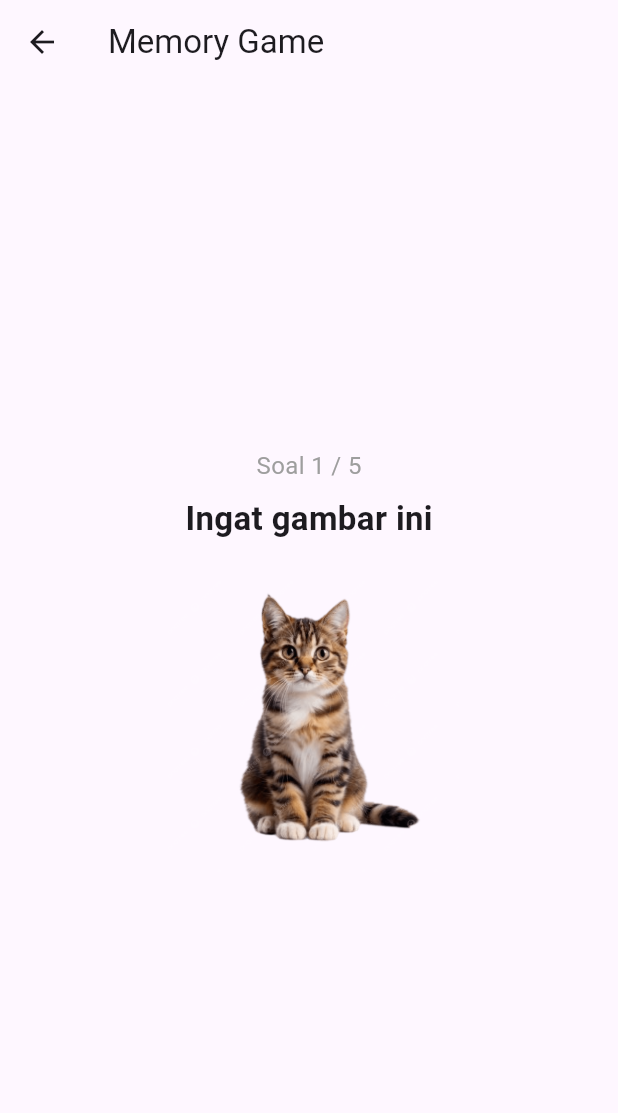
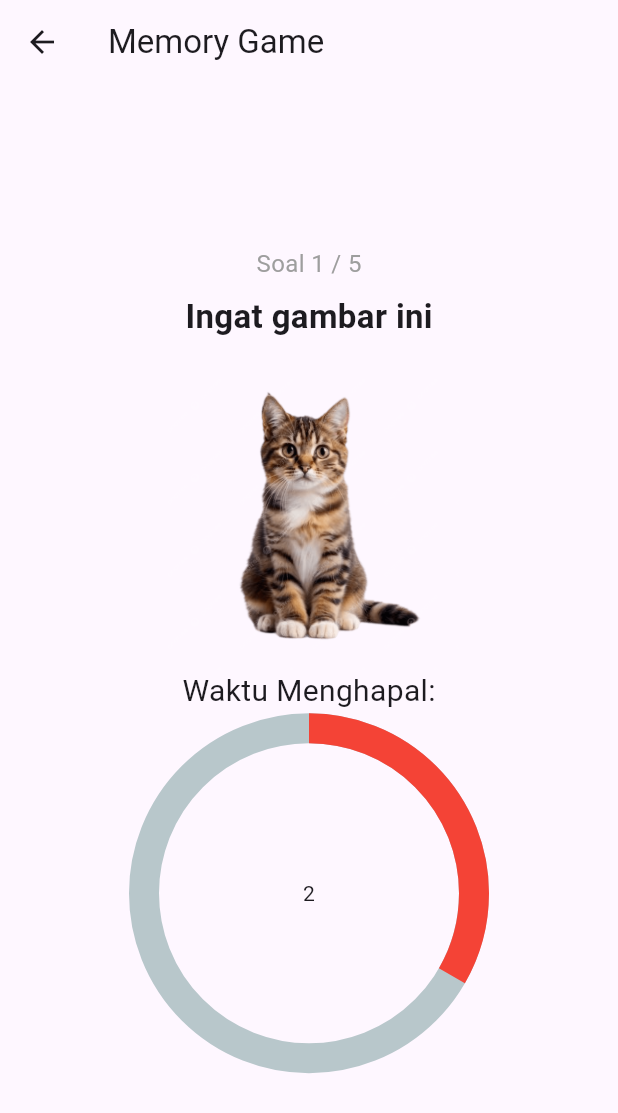
Before and after one commit to Hanw20/LibilCab2_ET, a Flutter app: the Hasil screen opened directly with empty values, after a tap on "Play Again", on a phone screen of 412 x 824 dp. Shown: the top 1113 px of the screen. Run offline on Flutter 3.47's test engine with Material 3 defaults, Android fonts, the phone set to English and light mode, and no system bars; drawn by our look-alikes of percent_indicator; our stand-ins replace shared_preferences; accounts and stored records are empty.

Commit message:
betulin sikit

```diff
--- a/lib/class/question.dart
+++ b/lib/class/question.dart
@@ -2,12 +2,10 @@ class Question {
   final String kategory;
   final List<String> pilihan;
   final String jawaban;
-  final String level;
 
   Question({
     required this.kategory,
     required this.pilihan,
     required this.jawaban,
-    required this.level,
   });
 }
--- a/lib/game.dart
+++ b/lib/game.dart
@@ -1,10 +1,9 @@
 import 'package:flutter/material.dart';
 import 'package:projectuts_libilcab2/hasil.dart';
-
 import 'dart:async';
 import 'package:shared_preferences/shared_preferences.dart';
-import 'highscore.dart';
 import 'package:projectuts_libilcab2/class/question.dart';
+import 'package:percent_indicator/percent_indicator.dart';
 
 String active_user = "";
 
@@ -41,27 +40,28 @@ class Game extends StatefulWidget {
 
 class _GameState extends State<Game> {
   Timer? _timer;
-  int _timeLeft = 30;
-  final int _initTime = 30;
-  int _correctAnswers = 0;
+  int _waktuGame = 30;
+  final int _setWaktuGame = 30;
+  int _jumlahJawabanBenar = 0;
+  int _waktuHapal = 3;
+  final int _setWaktuHapal = 3;
 
-  int _questionIndex = 0;
+  int _indexSoal = 0;
   int _score = 0;
   bool _isGameOver = false;
 
   bool _isMemorizing = true;
   int _memoryIndex = 0;
 
-  List<String> _memoryImages = [];
-  List<Question> _questions = [];
+  List<String> _listGambar = [];
+  List<Question> _soal = [];
 
   // ================= FIX JUMLAH SOAL =================
-  int get _totalQuestions => 5;
+  int get _totalSoal => 5;
 
   List<Question> bankSoal = [
     Question(
       kategory: "mobil",
-      level: "",
       pilihan: [
         "assets/images/mobil1.png",
         "assets/images/mobil2.png",
@@ -72,7 +72,6 @@ class _GameState extends State<Game> {
     ),
     Question(
       kategory: "apel",
-      level: "",
       pilihan: [
         "assets/images/apel1.png",
         "assets/images/apel2.png",
@@ -83,7 +82,6 @@ class _GameState extends State<Game> {
     ),
     Question(
       kategory: "pensil",
-      level: "",
       pilihan: [
         "assets/images/pensil1.png",
         "assets/images/pensil2.png",
@@ -94,7 +92,6 @@ class _GameState extends State<Game> {
     ),
     Question(
       kategory: "bola",
-      level: "",
       pilihan: [
         "assets/images/bola1.png",
         "assets/images/bola2.png",
@@ -105,7 +102,6 @@ class _GameState extends State<Game> {
     ),
     Question(
       kategory: "sepatu",
-      level: "",
       pilihan: [
         "assets/images/sepatu1.png",
         "assets/images/sepatu2.png",
@@ -116,7 +112,6 @@ class _GameState extends State<Game> {
     ),
     Question(
       kategory: "kucing",
-      level: "",
       pilihan: [
         "assets/images/kucing1.png",
         "assets/images/kucing2.png",
@@ -127,7 +122,6 @@ class _GameState extends State<Game> {
     ),
     Question(
       kategory: "rumah",
-      level: "",
       pilihan: [
         "assets/images/rumah1.png",
         "assets/images/rumah2.png",
@@ -138,7 +132,6 @@ class _GameState extends State<Game> {
     ),
     Question(
       kategory: "bunga",
-      level: "",
       pilihan: [
         "assets/images/bunga1.png",
         "assets/images/bunga2.png",
@@ -149,7 +142,6 @@ class _GameState extends State<Game> {
     ),
     Question(
       kategory: "pohon",
-      level: "",
       pilihan: [
         "assets/images/pohon1.png",
         "assets/images/pohon2.png",
@@ -160,7 +152,6 @@ class _GameState extends State<Game> {
     ),
     Question(
       kategory: "buku",
-      level: "",
       pilihan: [
         "assets/images/buku1.png",
         "assets/images/buku2.png",
@@ -186,33 +177,23 @@ class _GameState extends State<Game> {
   }
 
   void setupGame() {
-    _questions.clear();
-    _memoryImages.clear();
+    _soal.clear();
+    _listGambar.clear();
 
     // ================= RANDOM SEMUA SOAL =================
     List<Question> filtered = List.from(bankSoal);
     filtered.shuffle();
-    filtered = filtered.take(_totalQuestions).toList();
+    filtered = filtered.take(_totalSoal).toList();
 
     for (var q in filtered) {
       List<String> imgs = List.from(q.pilihan);
       imgs.shuffle();
-
-      // ✅ FIX: jawaban = gambar pertama (konsisten dengan memory)
       String correct = imgs[0];
-
       List<String> options = List.from(imgs)..shuffle();
-
-      _questions.add(
-        Question(
-          kategory: q.kategory,
-          level: "",
-          pilihan: options,
-          jawaban: correct,
-        ),
+      _soal.add(
+        Question(kategory: q.kategory, pilihan: options, jawaban: correct),
       );
-
-      _memoryImages.add(correct);
+      _listGambar.add(correct);
     }
 
     startMemorizing();
@@ -220,11 +201,17 @@ class _GameState extends State<Game> {
 
   // ================= MEMORY =================
   void startMemorizing() async {
-    for (int i = 0; i < _memoryImages.length; i++) {
+    for (int i = 0; i < _listGambar.length; i++) {
       setState(() {
         _memoryIndex = i;
+        _waktuHapal = _setWaktuHapal;
       });
-      await Future.delayed(const Duration(seconds: 2));
+      for (int t = _setWaktuHapal; t >= 0; t--) {
+        setState(() {
+          _waktuHapal = t;
+        });
+        await Future.delayed(const Duration(seconds: 1));
+      }
     }
 
     setState(() {
@@ -236,15 +223,15 @@ class _GameState extends State<Game> {
 
   // ================= TIMER =================
   void startTimer() {
-    _timer?.cancel(); // FIX
-    _timeLeft = _initTime;
+    _timer?.cancel();
+    _waktuGame = _setWaktuGame;
 
     _timer = Timer.periodic(const Duration(seconds: 1), (timer) {
       setState(() {
-        _timeLeft--;
+        _waktuGame--;
 
-        if (_timeLeft == 0) {
-          nextQuestion();
+        if (_waktuGame == 0) {
+          nextSoal();
         }
       });
     });
@@ -254,23 +241,23 @@ class _GameState extends State<Game> {
   void answer(String selected) {
     _timer?.cancel();
 
-    if (selected == _questions[_questionIndex].jawaban) {
-      _score += _timeLeft;
-      _correctAnswers++; // TAMBAH INI
+    if (selected == _soal[_indexSoal].jawaban) {
+      _score += _waktuGame;
+      _jumlahJawabanBenar++;
     }
 
     Future.delayed(const Duration(milliseconds: 500), () {
-      nextQuestion();
+      nextSoal();
     });
   }
 
   // ================= NEXT =================
-  void nextQuestion() {
+  void nextSoal() {
     _timer?.cancel();
 
-    if (_questionIndex < _questions.length - 1) {
+    if (_indexSoal < _soal.length - 1) {
       setState(() {
-        _questionIndex++;
+        _indexSoal++;
       });
       startTimer();
     } else {
@@ -292,8 +279,8 @@ class _GameState extends State<Game> {
       MaterialPageRoute(
         builder: (_) => Hasil(
           score: _score,
-          correct: _correctAnswers,
-          total: _totalQuestions,
+          correct: _jumlahJawabanBenar,
+          total: _totalSoal,
         ),
       ),
     );
@@ -320,7 +307,7 @@ class _GameState extends State<Game> {
                   mainAxisAlignment: MainAxisAlignment.center,
                   children: [
                     Text(
-                      "Soal ${_memoryIndex + 1} / $_totalQuestions",
+                      "Soal ${_memoryIndex + 1} / $_totalSoal",
                       style: const TextStyle(fontSize: 16, color: Colors.grey),
                     ),
                     const SizedBox(height: 8),
@@ -332,27 +319,47 @@ class _GameState extends State<Game> {
                       ),
                     ),
                     const SizedBox(height: 20),
-                    Image.asset(_memoryImages[_memoryIndex], height: 200),
+                    Image.asset(_listGambar[_memoryIndex], height: 200),
+
+                    Text("Waktu Menghapal:", style: const TextStyle(fontSize: 20)),
+                    Padding(
+                      padding: const EdgeInsets.symmetric(horizontal: 10),
+                      child: CircularPercentIndicator(
+                        radius: 120.0,
+                        lineWidth: 20.0,
+                        percent: 1 - (_waktuHapal / _setWaktuHapal),
+                        center: Text("$_waktuHapal"),
+                        progressColor: Colors.red,
+                      ),
+                    ),
                   ],
                 ),
               )
             : Column(
                 children: [
                   Text(
-                    "Soal ${_questionIndex + 1} / $_totalQuestions",
+                    "Soal ${_indexSoal + 1} / $_totalSoal",
                     style: const TextStyle(fontSize: 15, color: Colors.grey),
                   ),
-                  LinearProgressIndicator(
-                    value: (_questionIndex + 1) / _totalQuestions,
+                  LinearProgressIndicator(value: (_indexSoal + 1) / _totalSoal),
+                  const SizedBox(height: 8),
+                  Text("Time Left: $_waktuGame", style: const TextStyle(fontSize: 20)),
+                  Padding(
+                    padding: const EdgeInsets.symmetric(horizontal: 10),
+                    child: LinearProgressIndicator(
+                      value: _waktuGame / _setWaktuGame,
+                      minHeight: 10,
+                      backgroundColor: Colors.grey[300],
+                      color: Colors.red,
+                    ),
                   ),
-                  const SizedBox(height: 8),
                   Text(
-                    "Time Left: $_timeLeft",
-                    style: const TextStyle(fontSize: 20),
+                    "Score Saat Ini : $_score",
+                    style: const TextStyle(fontSize: 15, color: Colors.grey),
                   ),
                   const SizedBox(height: 10),
                   Text(
-                    "Kategori: ${_questions[_questionIndex].kategory}",
+                    "Kategori: ${_soal[_indexSoal].kategory}",
                     style: const TextStyle(
                       fontSize: 18,
                       fontWeight: FontWeight.bold,
@@ -361,16 +368,16 @@ class _GameState extends State<Game> {
                   const SizedBox(height: 10),
                   Expanded(
                     child: GridView.builder(
-                      itemCount: _questions[_questionIndex].pilihan.length,
+                      itemCount: _soal[_indexSoal].pilihan.length,
                       gridDelegate:
                           const SliverGridDelegateWithFixedCrossAxisCount(
                             crossAxisCount: 2,
-                            childAspectRatio: 3,
+                            childAspectRatio: 1,
                             crossAxisSpacing: 8,
                             mainAxisSpacing: 8,
                           ),
                       itemBuilder: (context, index) {
-                        String img = _questions[_questionIndex].pilihan[index];
+                        String img = _soal[_indexSoal].pilihan[index];
 
                         return GestureDetector(
                           onTap: () => answer(img),
--- a/lib/hasil.dart
+++ b/lib/hasil.dart
@@ -18,17 +18,17 @@ class Hasil extends StatelessWidget {
   String getGelar() {
     switch (correct) {
       case 5:
-        return "Maestro dell'Indovinello 🏆";
+        return "Maestro dell'Indovinello (Master of Riddles)";
       case 4:
-        return "Esperto dell'Indovinello 🔥";
+        return "Esperto dell'Indovinello (Expert of Riddles)";
       case 3:
-        return "Abile Indovinatore 👍";
+        return "Abile Indovinatore (Skillful Guesser)";
       case 2:
-        return "Principiante dell'Indovinello 🙂";
+        return "Principiante dell'Indovinello (Riddle Beginner)";
       case 1:
-        return "Neofita dell'Indovinello 😅";
+        return "Neofita dell'Indovinello (Riddle Novice)";
       default:
-        return "Sfortunato Indovinatore 😢";
+        return "Sfortunato Indovinatore (Unlucky Guesser)";
     }
   }
 
@@ -44,7 +44,7 @@ class Hasil extends StatelessWidget {
             children: [
               // SCORE
               Text(
-                "Score: $score",
+                "Total Score: $score",
                 style: const TextStyle(
                   fontSize: 28,
                   fontWeight: FontWeight.bold,
--- a/pubspec.yaml
+++ b/pubspec.yaml
@@ -36,6 +36,7 @@ dependencies:
   # The following adds the Cupertino Icons font to your application.
   # Use with the CupertinoIcons class for iOS style icons.
   cupertino_icons: ^1.0.8
+  percent_indicator: ^4.2.5
 
 dev_dependencies:
   flutter_test:
```
Also changed, not shown: pubspec.lock.
